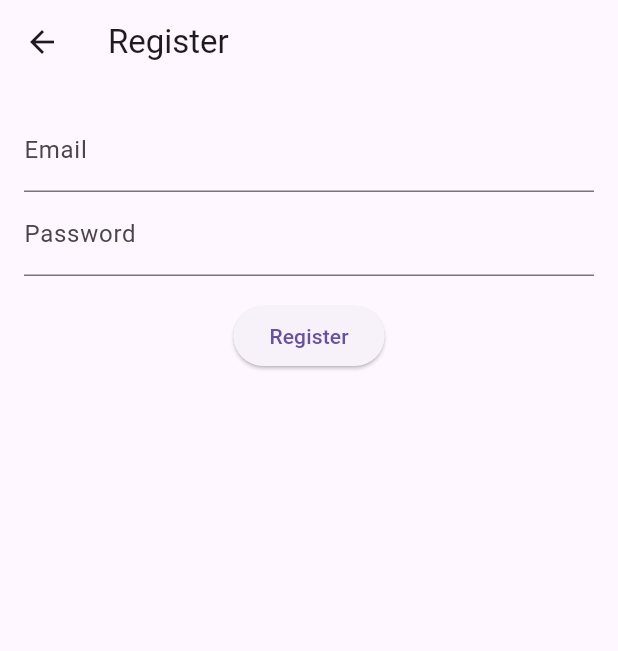
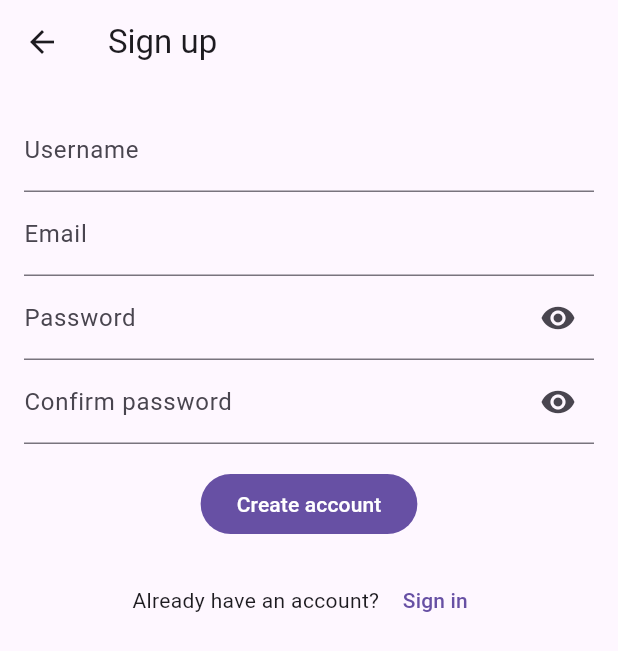
Before and after one commit to SyimykClone/startup_project, a Flutter app: the RegisterScreen screen opened by its route, on a phone screen of 412 x 824 dp. Shown: the top 651 px of the screen. Run offline on Flutter 3.47's test engine with Material 3 defaults, Android fonts, the phone set to English and light mode, and no system bars; our stand-ins replace dio, flutter_dotenv, geolocator, shared_preferences; missing offline and left inert: mapbox_maps_flutter; accounts and stored records are empty.

Commit message:
frontend: improve sign up screen with form validation

```diff
--- a/around/feature/frontend/lib/screens/auth/register_screen.dart
+++ b/around/feature/frontend/lib/screens/auth/register_screen.dart
@@ -12,34 +12,149 @@ class RegisterScreen extends StatefulWidget {
 }
 
 class _RegisterScreenState extends State<RegisterScreen> {
+  final _formKey = GlobalKey<FormState>();
+
+  final _username = TextEditingController();
   final _email = TextEditingController();
   final _pass = TextEditingController();
+  final _pass2 = TextEditingController();
+
+  bool _hide1 = true;
+  bool _hide2 = true;
+
+  bool _isValidEmail(String v) {
+    final re = RegExp(r'^[^\s@]+@[^\s@]+\.[^\s@]+$');
+    return re.hasMatch(v);
+  }
+
+  @override
+  void dispose() {
+    _username.dispose();
+    _email.dispose();
+    _pass.dispose();
+    _pass2.dispose();
+    super.dispose();
+  }
+
+  Future<void> _submit() async {
+    final ok = _formKey.currentState?.validate() ?? false;
+    if (!ok) return;
+
+    final auth = context.read<AuthState>();
+
+    await auth.register(
+      _email.text.trim().toLowerCase(),
+      _pass.text.trim(),
+    );
+
+    if (!mounted) return;
+    Navigator.pushReplacementNamed(context, Routes.map);
+  }
 
   @override
   Widget build(BuildContext context) {
     final auth = context.watch<AuthState>();
 
     return Scaffold(
-      appBar: AppBar(title: const Text("Register")),
+      appBar: AppBar(title: const Text("Sign up")),
       body: Padding(
         padding: const EdgeInsets.all(16),
-        child: Column(
-          children: [
-            TextField(controller: _email, decoration: const InputDecoration(labelText: "Email")),
-            TextField(controller: _pass, decoration: const InputDecoration(labelText: "Password"), obscureText: true),
-            const SizedBox(height: 16),
-            ElevatedButton(
-              onPressed: auth.isLoading
-                  ? null
-                  : () async {
-                      await context.read<AuthState>().register(_email.text.trim(), _pass.text.trim());
-                      if (context.mounted) {
-                        Navigator.pushReplacementNamed(context, Routes.map);
-                      }
-                    },
-              child: auth.isLoading ? const CircularProgressIndicator() : const Text("Register"),
-            ),
-          ],
+        child: Form(
+          key: _formKey,
+          child: Column(
+            children: [
+              TextFormField(
+                controller: _username,
+                decoration: const InputDecoration(labelText: "Username"),
+                textInputAction: TextInputAction.next,
+                validator: (v) {
+                  final s = (v ?? '').trim();
+                  if (s.isEmpty) return "Username is required";
+                  if (s.length < 5) return "Username must be at least 5 characters";
+                  if (s.length > 15) return "Username must be at most 15 characters";
+                  return null;
+                },
+              ),
+
+              TextFormField(
+                controller: _email,
+                decoration: const InputDecoration(labelText: "Email"),
+                keyboardType: TextInputType.emailAddress,
+                textInputAction: TextInputAction.next,
+                validator: (v) {
+                  final s = (v ?? '').trim();
+                  if (s.isEmpty) return "Email is required";
+                  if (!_isValidEmail(s)) return "Enter a valid email";
+                  return null;
+                },
+              ),
+
+              TextFormField(
+                controller: _pass,
+                decoration: InputDecoration(
+                  labelText: "Password",
+                  suffixIcon: IconButton(
+                    onPressed: () => setState(() => _hide1 = !_hide1),
+                    icon: Icon(_hide1 ? Icons.visibility : Icons.visibility_off),
+                  ),
+                ),
+                obscureText: _hide1,
+                textInputAction: TextInputAction.next,
+                validator: (v) {
+                  final s = (v ?? '').trim();
+                  if (s.isEmpty) return "Password is required";
+                  if (s.length < 6) return "Password must be at least 6 characters";
+                  return null;
+                },
+              ),
+
+              TextFormField(
+                controller: _pass2,
+                decoration: InputDecoration(
+                  labelText: "Confirm password",
+                  suffixIcon: IconButton(
+                    onPressed: () => setState(() => _hide2 = !_hide2),
+                    icon: Icon(_hide2 ? Icons.visibility : Icons.visibility_off),
+                  ),
+                ),
+                obscureText: _hide2,
+                textInputAction: TextInputAction.done,
+                validator: (v) {
+                  final s = (v ?? '').trim();
+                  if (s.isEmpty) return "Please confirm your password";
+                  if (s != _pass.text.trim()) return "Passwords do not match";
+                  return null;
+                },
+                onFieldSubmitted: (_) => _submit(),
+              ),
+
+              const SizedBox(height: 16),
+
+              FilledButton(
+                onPressed: auth.isLoading ? null : _submit,
+                child: auth.isLoading
+                    ? const SizedBox(
+                        height: 18,
+                        width: 18,
+                        child: CircularProgressIndicator(strokeWidth: 2),
+                      )
+                    : const Text("Create account"),
+              ),
+
+              const SizedBox(height: 16),
+
+              Row(
+                mainAxisAlignment: MainAxisAlignment.center,
+                children: [
+                  const Text("Already have an account? "),
+                  TextButton(
+                    onPressed: () => Navigator.pushReplacementNamed(context, Routes.login),
+                    child: const Text("Sign in"),
+                  ),
+                ],
+              ),
+            ],
+          ),
         ),
       ),
     );
```
